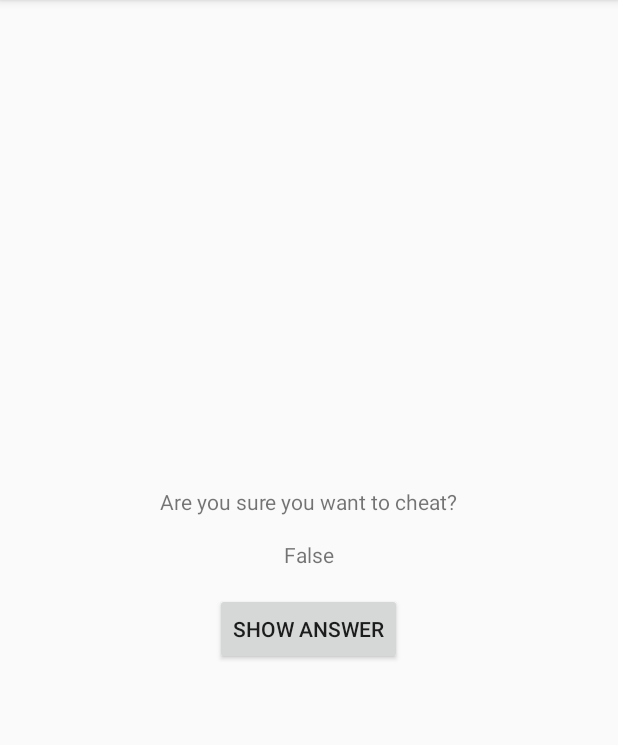
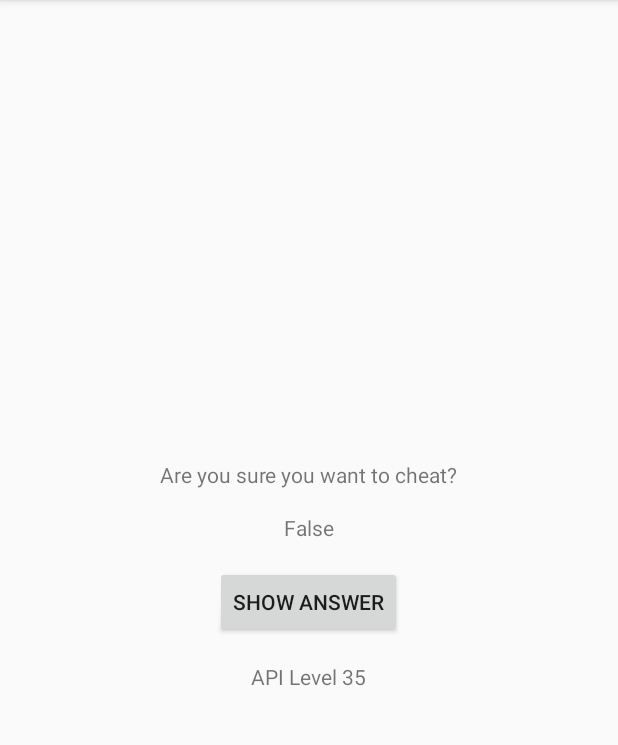
Before and after one commit to SebastianLiando/Android-Ranch, an Android app: the CheatActivity screen opened directly, with no data from a screen before it, after a tap on "SHOW ANSWER", on a phone screen of 412 x 824 dp, the part 84-829 px from its top. Run offline under Robolectric (Android 15) with nearby library versions, the phone set to English and light mode, and no system bars.

Commit message:
add text view for android version
the device API level is now displayed in cheat activity

```diff
--- a/GeoQuiz/app/src/main/java/com/zetzaus/geoquiz/CheatActivity.java
+++ b/GeoQuiz/app/src/main/java/com/zetzaus/geoquiz/CheatActivity.java
@@ -1,11 +1,17 @@
 package com.zetzaus.geoquiz;
 
+import android.animation.Animator;
+import android.animation.AnimatorListenerAdapter;
 import android.content.Context;
 import android.content.Intent;
+import android.os.Build;
 import android.os.Bundle;
 import android.view.View;
+import android.view.ViewAnimationUtils;
 import android.widget.Button;
 import android.widget.TextView;
+
+import java.util.Locale;
 
 import androidx.annotation.NonNull;
 import androidx.appcompat.app.AppCompatActivity;
@@ -21,6 +27,7 @@ public class CheatActivity extends AppCompatActivity {
 
     private Button mShowButton;
     private TextView mTextAnswer;
+    private TextView mTextVersion;
 
     /**
      * Returns an intent containing information to start the <code>CheatActivity</code> class.
@@ -60,13 +67,6 @@ public class CheatActivity extends AppCompatActivity {
 
         mTextAnswer = findViewById(R.id.text_cheat);
 
-        if (savedInstanceState != null) {
-            mIsCheated = savedInstanceState.getBoolean(CHEATED_KEY);
-            if(mIsCheated){
-                displayAnswer();
-            }
-        }
-
         // Setup show button
         mShowButton = findViewById(R.id.button_show_answer);
         mShowButton.setOnClickListener(new View.OnClickListener() {
@@ -74,8 +74,38 @@ public class CheatActivity extends AppCompatActivity {
             public void onClick(View v) {
                 displayAnswer();
                 mIsCheated = true;
+
+                // Animation only for SDK 21 and above
+                if (Build.VERSION.SDK_INT >= Build.VERSION_CODES.LOLLIPOP) {
+                    int cx = mShowButton.getWidth() / 2;
+                    int cy = mShowButton.getHeight() / 2;
+                    float radius = mShowButton.getWidth();
+                    Animator anim = ViewAnimationUtils.createCircularReveal(mShowButton, cx, cy, radius, 0);
+                    anim.addListener(new AnimatorListenerAdapter() {
+                        @Override
+                        public void onAnimationEnd(Animator animation) {
+                            super.onAnimationEnd(animation);
+                            mShowButton.setVisibility(View.GONE);
+                        }
+                    });
+                    anim.start();
+                }
             }
         });
+
+        // Display the device SDK version
+        mTextVersion = findViewById(R.id.text_android_version);
+        mTextVersion.setText(String.format(Locale.getDefault(),
+                getResources().getString(R.string.text_android_version), Build.VERSION.SDK_INT));
+
+        // Restore state
+        if (savedInstanceState != null) {
+            mIsCheated = savedInstanceState.getBoolean(CHEATED_KEY);
+            if (mIsCheated) {
+                displayAnswer();
+                mShowButton.setVisibility(View.GONE);
+            }
+        }
     }
 
     /**
@@ -89,7 +119,10 @@ public class CheatActivity extends AppCompatActivity {
         outState.putBoolean(CHEATED_KEY, mIsCheated);
     }
 
-    private void displayAnswer(){
+    /**
+     * Display the answer for the question to the user.
+     */
+    private void displayAnswer() {
         if (mIsAnswerTrue) mTextAnswer.setText(R.string.button_true);
         else mTextAnswer.setText(R.string.button_false);
     }
@@ -106,6 +139,9 @@ public class CheatActivity extends AppCompatActivity {
         setResult(RESULT_OK, data);
     }
 
+    /**
+     * Sets the result code and intent before popping the activity from the back stack.
+     */
     @Override
     public void onBackPressed() {
         setAnswerShownResult(mIsCheated);
--- a/GeoQuiz/app/src/main/res/layout/activity_cheat.xml
+++ b/GeoQuiz/app/src/main/res/layout/activity_cheat.xml
@@ -17,7 +17,7 @@
         android:layout_width="wrap_content"
         android:layout_height="wrap_content"
         android:layout_marginTop="16dp"
-        tools:text="Answer"/>
+        tools:text="Answer" />
 
     <Button
         android:id="@+id/button_show_answer"
@@ -25,4 +25,10 @@
         android:layout_height="wrap_content"
         android:layout_marginTop="16dp"
         android:text="@string/button_show" />
+
+    <TextView
+        android:id="@+id/text_android_version"
+        android:layout_width="wrap_content"
+        android:layout_height="wrap_content"
+        android:layout_marginTop="16dp" />
 </LinearLayout>
--- a/GeoQuiz/app/src/main/res/values/strings.xml
+++ b/GeoQuiz/app/src/main/res/values/strings.xml
@@ -24,5 +24,6 @@
     <string name="question_five">Auckland is New Zealand\'s largest city.</string>
 
     <string name="text_cheat">Are you sure you want to cheat?</string>
+    <string name="text_android_version">API Level %d</string>
 
 </resources>
```
